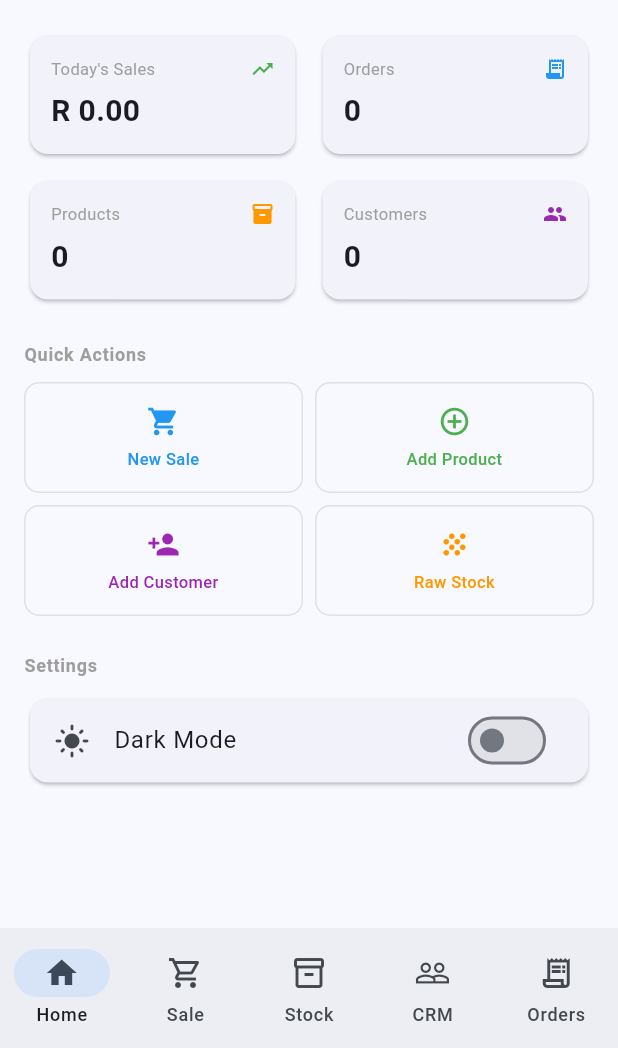
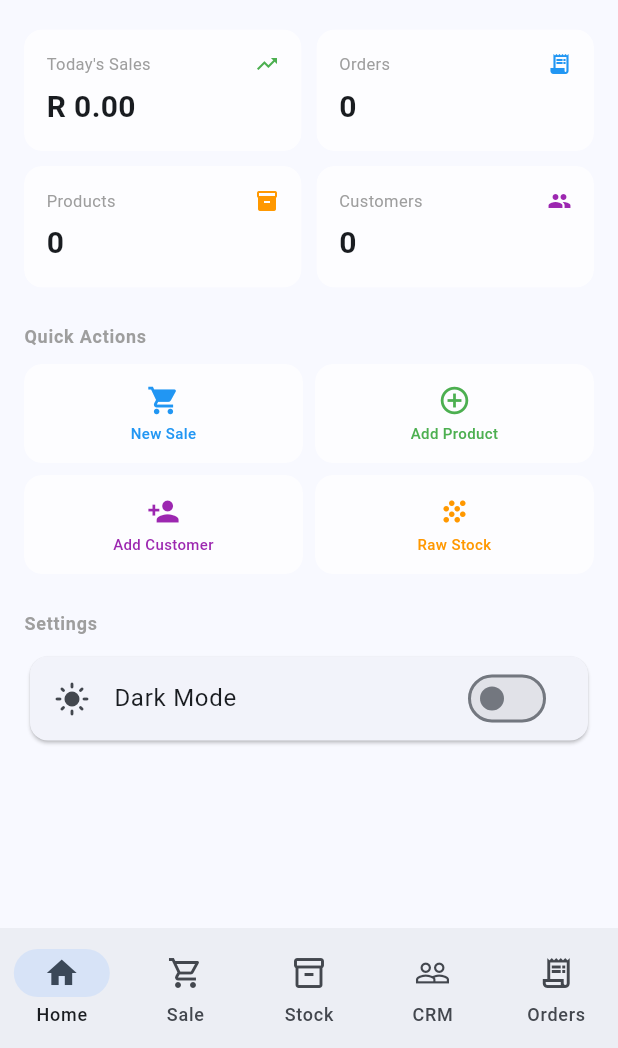
Before and after one commit to sudobreakstuff/spicedesk, a Flutter app: the DashboardScreen screen opened directly, on a phone screen of 412 x 824 dp, the part 188-1236 px from its top. Run offline on Flutter 3.47's test engine with Material 3 defaults, Android fonts, the phone set to English and light mode, and no system bars; our stand-ins replace pdf, share_plus, shared_preferences, sqflite, supabase_flutter; accounts and stored records are empty.

Commit message:
Fix double→int crash, POS landscape redesign, glass effects
- Fix lowStockThreshold as int? cast crash (use num?→toInt)
- POS redesign: landscape split view, product grid always visible
- Glass effects: BackdropFilter on cards, buttons, search bars
- Quick actions use maxLines:1 + overflow ellipsis to prevent overflow
- Dashboard stat cards and action buttons now have frosted glass look

```diff
--- a/lib/screens/dashboard/dashboard_screen.dart
+++ b/lib/screens/dashboard/dashboard_screen.dart
@@ -1,3 +1,4 @@
+import 'dart:ui';
 import 'package:flutter/material.dart';
 import 'package:provider/provider.dart';
 import '../../providers/auth_provider.dart';
@@ -181,18 +182,31 @@ void _t(BuildContext context, int tab) {
   if (s != null) { s.setState(() { s._tab = tab; }); }
 }
 
+// Glass stat cards
 class _Stat extends StatelessWidget {
   final String label, value; final IconData icon; final Color color;
   const _Stat({required this.label, required this.value, required this.icon, required this.color});
   @override
-  Widget build(BuildContext c) => Card(
-    child: Padding(
+  Widget build(BuildContext c) => ClipRRect(
+    borderRadius: BorderRadius.circular(12),
+    child: BackdropFilter(
+      filter: ImageFilter.blur(sigmaX: 6, sigmaY: 6),
+      child: Container(
+        decoration: BoxDecoration(
+          color: (Theme.of(c).brightness == Brightness.dark ? Colors.white.withValues(alpha: 0.05) : Colors.white.withValues(alpha: 0.7)),
+          borderRadius: BorderRadius.circular(12),
+          border: Border.all(color: Colors.white.withValues(alpha: 0.2)),
+        ),
         padding: const EdgeInsets.all(14),
         child: Column(crossAxisAlignment: CrossAxisAlignment.start, children: [
-        Row(mainAxisAlignment: MainAxisAlignment.spaceBetween, children: [Text(label, style: const TextStyle(fontSize: 11, color: Colors.grey)), Icon(icon, size: 16, color: color)]),
+          Row(mainAxisAlignment: MainAxisAlignment.spaceBetween, children: [
+            Text(label, style: const TextStyle(fontSize: 11, color: Colors.grey)),
+            Icon(icon, size: 16, color: color),
+          ]),
           const SizedBox(height: 6),
           Text(value, style: const TextStyle(fontSize: 20, fontWeight: FontWeight.w700)),
         ]),
+      ),
     ),
   );
 }
@@ -203,10 +217,24 @@ class _Act extends StatelessWidget {
   @override
   Widget build(BuildContext c) => GestureDetector(
     onTap: onTap,
+    child: ClipRRect(
+      borderRadius: BorderRadius.circular(12),
+      child: BackdropFilter(
+        filter: ImageFilter.blur(sigmaX: 6, sigmaY: 6),
         child: Container(
-      padding: const EdgeInsets.symmetric(vertical: 14, horizontal: 8),
-      decoration: BoxDecoration(borderRadius: BorderRadius.circular(10), border: Border.all(color: Colors.grey.shade300)),
-      child: Column(children: [Icon(icon, color: color, size: 22), const SizedBox(height: 6), Text(label, style: TextStyle(fontSize: 11, fontWeight: FontWeight.w500, color: color), textAlign: TextAlign.center)]),
+          padding: const EdgeInsets.symmetric(vertical: 12, horizontal: 6),
+          decoration: BoxDecoration(
+            color: (Theme.of(c).brightness == Brightness.dark ? Colors.white.withValues(alpha: 0.05) : Colors.white.withValues(alpha: 0.7)),
+            borderRadius: BorderRadius.circular(12),
+            border: Border.all(color: Colors.white.withValues(alpha: 0.2)),
+          ),
+          child: Column(children: [
+            Icon(icon, color: color, size: 22),
+            const SizedBox(height: 4),
+            Text(label, style: TextStyle(fontSize: 10, fontWeight: FontWeight.w500, color: color), textAlign: TextAlign.center, maxLines: 1, overflow: TextOverflow.ellipsis),
+          ]),
+        ),
+      ),
     ),
   );
 }
--- a/lib/screens/inventory/product_list_screen.dart
+++ b/lib/screens/inventory/product_list_screen.dart
@@ -51,7 +51,7 @@ class _ProductListScreenState extends State<ProductListScreen> {
             ? Center(child: Column(mainAxisAlignment: MainAxisAlignment.center, children: [const Icon(Icons.inventory_2_outlined, size: 48, color: Colors.grey), const SizedBox(height: 12), const Text('No products yet', style: TextStyle(fontSize: 16, fontWeight: FontWeight.w600)), const SizedBox(height: 8), ElevatedButton(onPressed: () => _form(), child: const Text('Add Product'))]))
             : ListView.builder(itemCount: pp.products.length, itemBuilder: (_, i) {
                 final p = pp.products[i];
-                final low = (p.stockQty as int) <= (p.lowStockThreshold as int? ?? 5);
+                final low = (p.stockQty as int) <= ((p.lowStockThreshold as num?)?.toInt() ?? 5);
                 return InkWell(
                   onTap: () => _form(product: p),
                   child: Padding(
```
Also changed, not shown: lib/screens/pos/pos_screen.dart (+190 -107 lines). Lines whose indentation alone changed are shown as unchanged.
